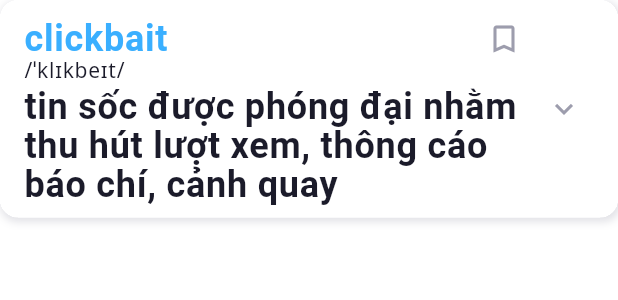
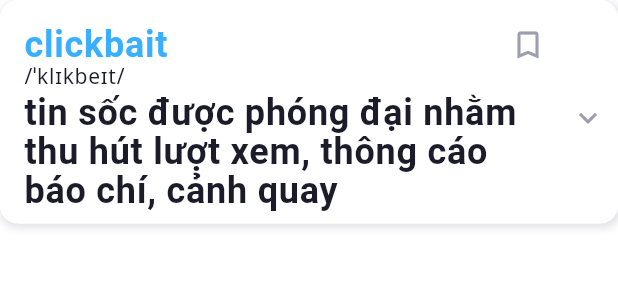
Before and after one commit to ngductuan/FluentFolio, a Flutter app: the PhraseCard widget shown alone on an empty page, opened directly, on a phone screen of 412 x 824 dp. Shown: the top 300 px of the screen. Run offline on Flutter 3.47's test engine with Material 3 defaults, Android fonts, the phone set to English and light mode, and no system bars; our stand-ins replace another_flushbar, cached_network_image, flutter_svg, fluttertoast, hive_flutter, smooth_page_indicator; accounts and stored records are empty; network calls fail; Roboto replaces fonts that are missing (Dongle); project files that could hold a hidden picture were left out.

Commit message:
fix-padding-of-topic-details-&-ripple-for-talk-btn

```diff
--- a/lib/src/features/topic_details/presentation/views/topic_details_view.dart
+++ b/lib/src/features/topic_details/presentation/views/topic_details_view.dart
@@ -260,8 +260,9 @@ class _TopicDetailsViewState extends State<TopicDetailsView> {
         ),
         child: Row(
           children: [
-            const Expanded(
+            Expanded(
               child: ElevatedCustom(
+                ontap: () {},
                 title: TextDoc.txtTalk,
                 height: spacing48,
               ),
--- a/lib/src/features/topic_details/presentation/widgets/phrase_card.dart
+++ b/lib/src/features/topic_details/presentation/widgets/phrase_card.dart
@@ -32,16 +32,16 @@ class PhraseCard extends StatelessWidget {
             expandedCrossAxisAlignment: CrossAxisAlignment.start,
             // expandedAlignment: Alignment.topLeft,
 
+            // For expansion
             childrenPadding: const EdgeInsets.only(
               left: padding32,
               right: padding16,
               bottom: padding12,
             ),
-            title: Padding(
-              padding: const EdgeInsets.only(
-                top: padding4,
-              ),
-              child: Column(
+            // For main
+            tilePadding:
+                const EdgeInsets.fromLTRB(padding16, padding8, padding8, 0),
+            title: Column(
               crossAxisAlignment: CrossAxisAlignment.start,
               children: [
                 Row(
@@ -94,7 +94,6 @@ class PhraseCard extends StatelessWidget {
                 )
               ],
             ),
-            ),
             children: [
               const SizedBox(height: spacing2),
               ...TempNote.phraseExamples.map(
--- a/lib/src/features/topic_details/presentation/widgets/question_card.dart
+++ b/lib/src/features/topic_details/presentation/widgets/question_card.dart
@@ -30,8 +30,10 @@ class QuestionCard extends StatelessWidget {
             iconColor: colorsByTheme(context).expansionIcon,
             collapsedIconColor: colorsByTheme(context).expansionIcon,
             expandedCrossAxisAlignment: CrossAxisAlignment.start,
+            // For expansion
             childrenPadding:
-                const EdgeInsets.fromLTRB(padding16, 0, padding8, padding16),
+                const EdgeInsets.fromLTRB(padding16, padding8, padding8, 0),
+            // For main
             tilePadding:
                 const EdgeInsets.fromLTRB(padding16, padding8, padding8, 0),
             title: Row(
```
Also changed, not shown: lib/src/features/favorites/presentation/views/favorite_view.dart (added, +15 -0 lines). Lines whose indentation alone changed are shown as unchanged.
